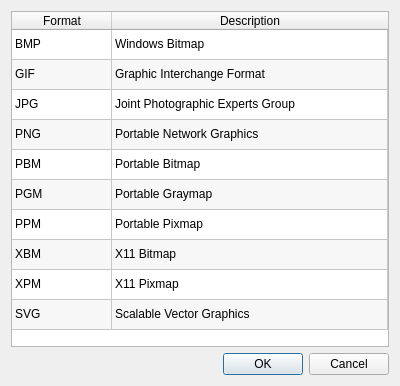
Old version of the form src/ui/forms/AboutSupportedFormatsDialog.ui in the repository vookimedlo/vooki-image-viewer.
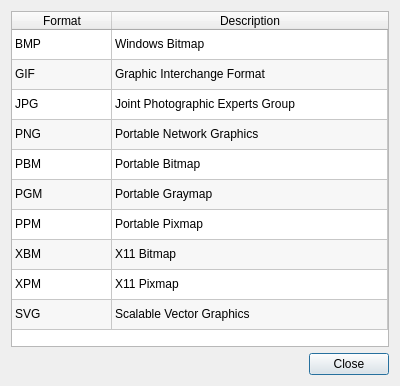
New version of the form.

Diff of the .ui file:
```diff
--- a/src/ui/forms/AboutSupportedFormatsDialog.ui
+++ b/src/ui/forms/AboutSupportedFormatsDialog.ui
@@ -239,7 +239,7 @@
       <enum>Qt::Horizontal</enum>
      </property>
      <property name="standardButtons">
-      <set>QDialogButtonBox::Cancel|QDialogButtonBox::Ok</set>
+      <set>QDialogButtonBox::Close</set>
      </property>
     </widget>
    </item>
```
